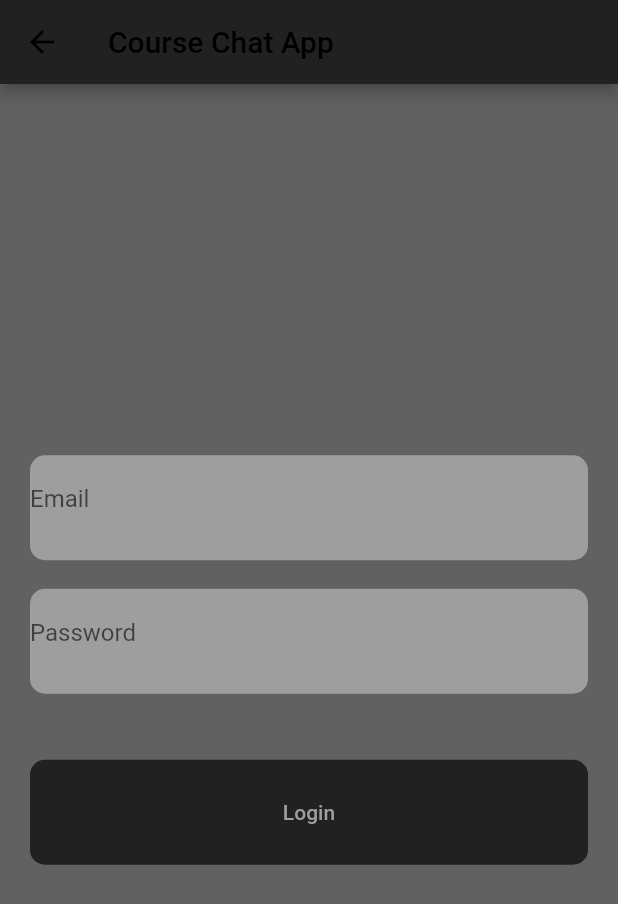
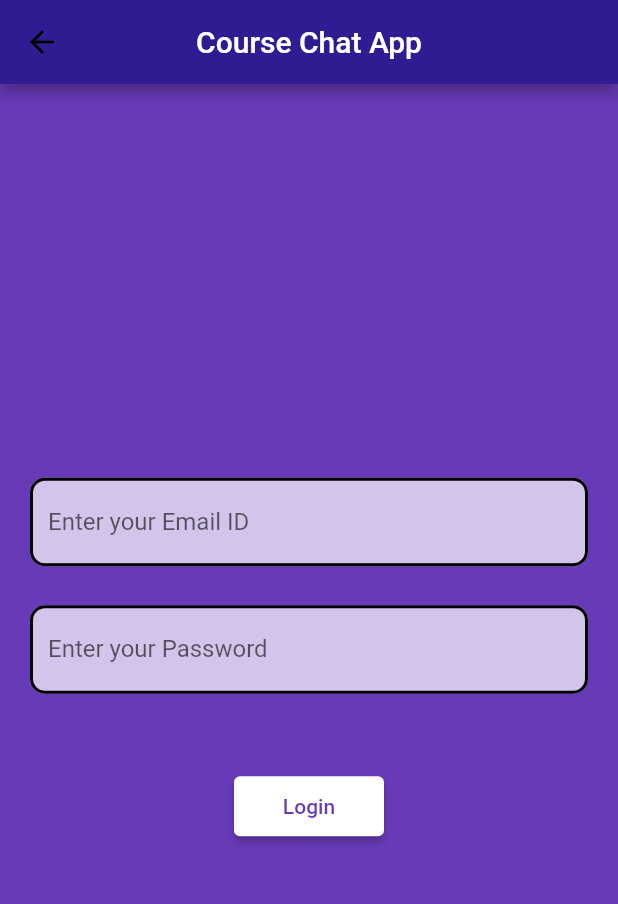
Before and after one commit to tusharbansal22/CS200-Chat-App, a Flutter app: the Login screen opened by its route, on a phone screen of 412 x 824 dp. Shown: the top 904 px of the screen. Run offline on Flutter 3.47's test engine with Material 2 defaults, Android fonts, the phone set to English and light mode, and no system bars; our stand-ins replace supabase_flutter; accounts and stored records are empty.

Commit message:
modified the login.dart design

```diff
--- a/lib/screens/login.dart
+++ b/lib/screens/login.dart
@@ -16,26 +16,37 @@ class _LoginState extends State<Login> {
   Widget build(BuildContext context) {
     return Scaffold(
       appBar: AppBar(
-        title: Text('Course Chat App'),
-        backgroundColor: Colors.grey.shade900,
+        title: Text(
+          'Course Chat App',
+          style: TextStyle(color: Colors.white),
+        ),
+        centerTitle: true,
+        backgroundColor: Colors.deepPurple[900],
       ),
       body: Container(
         width: double.infinity,
-        color: Colors.grey.shade700,
+        color: Colors.deepPurple,
         child: Column(
           mainAxisAlignment: MainAxisAlignment.center,
-          crossAxisAlignment: CrossAxisAlignment.center,
           children: [
             Container(
               height: 70,
-              decoration: BoxDecoration(
-                  color: Colors.grey.shade500,
-                  borderRadius: BorderRadius.circular(10)),
-              margin: EdgeInsets.symmetric(vertical: 2, horizontal: 20),
+              margin: EdgeInsets.symmetric(horizontal: 20),
+              // decoration: BoxDecoration(
+              //     color: Colors.grey.shade500,
+              //     borderRadius: BorderRadius.circular(10)),
               child: TextFormField(
                 textAlign: TextAlign.center,
                 decoration: InputDecoration(
-                    labelText: "Email", border: InputBorder.none),
+                  fillColor: Colors.white70,
+                  filled: true,
+                  enabledBorder: OutlineInputBorder().copyWith(
+                      borderRadius:
+                          const BorderRadius.all(Radius.circular(10.0)),
+                      borderSide:
+                          const BorderSide(width: 2, color: Colors.black)),
+                  labelText: 'Enter your Email ID',
+                ),
                 onChanged: (value) {
                   email = value;
                 },
@@ -46,10 +57,7 @@ class _LoginState extends State<Login> {
             ),
             Container(
               height: 70,
-              decoration: BoxDecoration(
-                  color: Colors.grey.shade500,
-                  borderRadius: BorderRadius.circular(10)),
-              margin: EdgeInsets.symmetric(vertical: 2, horizontal: 20),
+              margin: EdgeInsets.symmetric(horizontal: 20),
               child: TextFormField(
                 onChanged: (value) {
                   pass = value;
@@ -57,20 +65,25 @@ class _LoginState extends State<Login> {
                 obscureText: true,
                 textAlign: TextAlign.center,
                 decoration: InputDecoration(
-                    labelText: "Password", border: InputBorder.none),
+                  fillColor: Colors.white70,
+                  filled: true,
+                  enabledBorder: OutlineInputBorder().copyWith(
+                      borderRadius:
+                          const BorderRadius.all(Radius.circular(10.0)),
+                      borderSide:
+                          const BorderSide(width: 2, color: Colors.black)),
+                  labelText: 'Enter your Password',
+                ),
               ),
             ),
             SizedBox(
               height: 40,
             ),
             Container(
-              height: 70,
-              width: double.infinity,
-              decoration: BoxDecoration(
-                  color: Colors.grey.shade900,
-                  borderRadius: BorderRadius.circular(10)),
-              margin: EdgeInsets.symmetric(vertical: 2, horizontal: 20),
-              child: TextButton(
+              margin: EdgeInsets.symmetric(horizontal: 20),
+              child: ElevatedButton(
+                style: ElevatedButton.styleFrom(
+                    backgroundColor: Colors.white, fixedSize: Size(100, 40)),
                 onPressed: () async {
                   final AuthResponse res =
                       await supabase.auth.signInWithPassword(
@@ -79,7 +92,10 @@ class _LoginState extends State<Login> {
                   );
                   Navigator.pushNamed(context, 'chat');
                 },
-                child: Text('Login'),
+                child: Text(
+                  'Login',
+                  style: TextStyle(color: Colors.deepPurple),
+                ),
               ),
             ),
           ],
--- a/lib/screens/register.dart
+++ b/lib/screens/register.dart
@@ -34,6 +34,7 @@ class _RegisterScreenState extends State<RegisterScreen> {
               Container(
                 margin: EdgeInsets.symmetric(horizontal: 20),
                 child: TextField(
+                  textAlign: TextAlign.center,
                   onChanged: (value) {
                     rollNo = value;
                   },
@@ -55,6 +56,7 @@ class _RegisterScreenState extends State<RegisterScreen> {
               Container(
                 margin: EdgeInsets.symmetric(horizontal: 20),
                 child: TextField(
+                  textAlign: TextAlign.center,
                   onChanged: (value) {
                     email = value;
                   },
@@ -77,6 +79,7 @@ class _RegisterScreenState extends State<RegisterScreen> {
               Container(
                 margin: EdgeInsets.symmetric(horizontal: 20),
                 child: TextField(
+                  textAlign: TextAlign.center,
                   onChanged: (value) {
                     password = value;
                   },
@@ -107,6 +110,7 @@ class _RegisterScreenState extends State<RegisterScreen> {
               Container(
                 margin: EdgeInsets.symmetric(horizontal: 20),
                 child: TextField(
+                  textAlign: TextAlign.center,
                   onChanged: (value) {
                     repassword = value;
                   },
```
